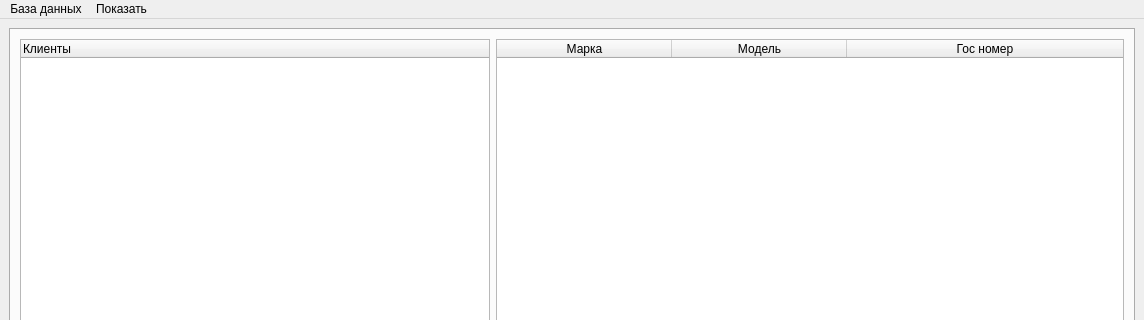
Above: ui/mainwin.ui from Tr0ub1e/Izbushka before the change; both pictures show x 0 to 1144 and y 0 to 320 of the 1144 by 741 pixel window. Below: the same form after it.
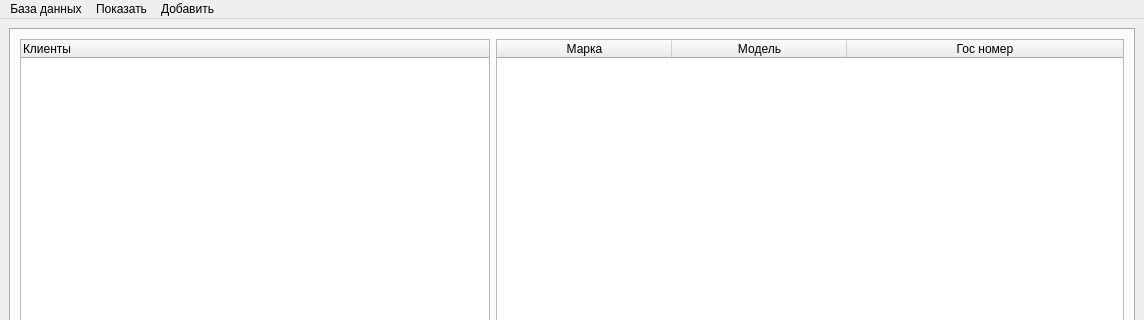
That is the form after the change. The open tabs and pages were chosen to show the change. Icons and pictures are not drawn.

Patch:
```diff
--- a/ui/mainwin.ui
+++ b/ui/mainwin.ui
@@ -685,8 +685,16 @@
     <addaction name="showSklad"/>
     <addaction name="showUslugi"/>
    </widget>
+   <widget class="QMenu" name="menu_3">
+    <property name="title">
+     <string>Добавить</string>
+    </property>
+    <addaction name="addCar"/>
+    <addaction name="addPart"/>
+   </widget>
    <addaction name="menu"/>
    <addaction name="menu_2"/>
+   <addaction name="menu_3"/>
   </widget>
   <widget class="QStatusBar" name="statusbar"/>
   <action name="make_con">
```
Left out of the diff: 16 changed lines with no effect on the pictures.
